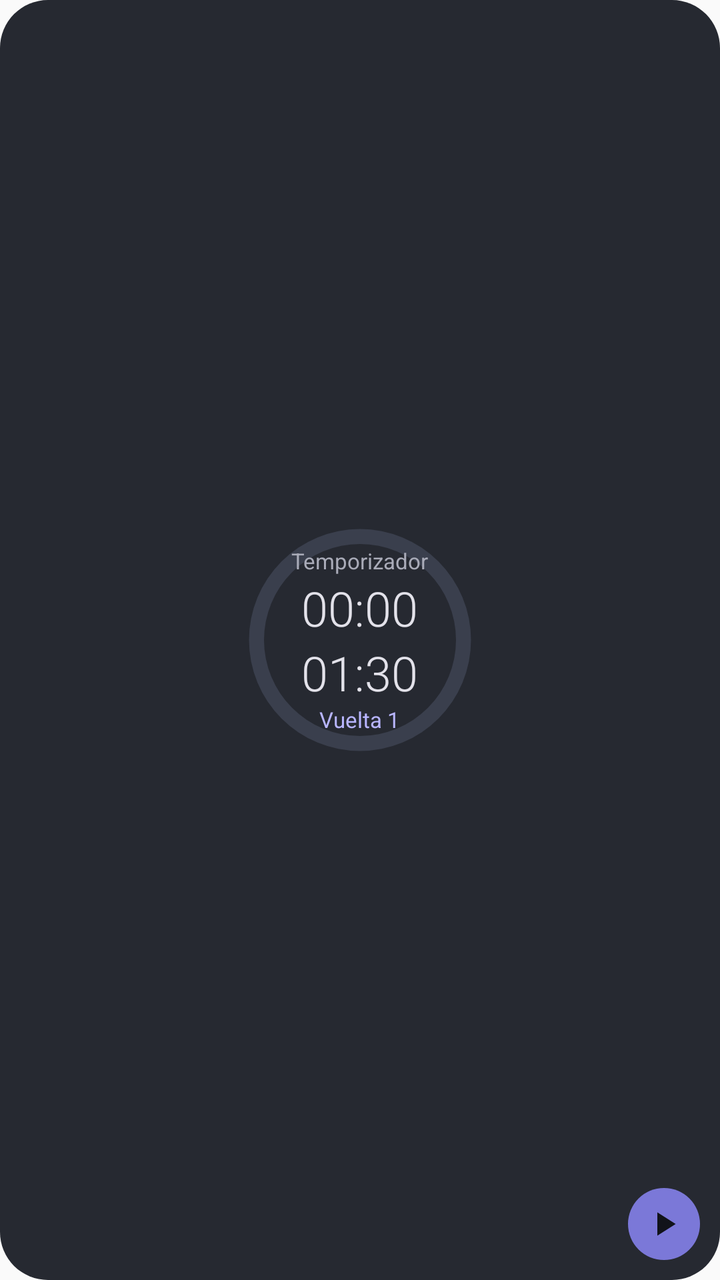
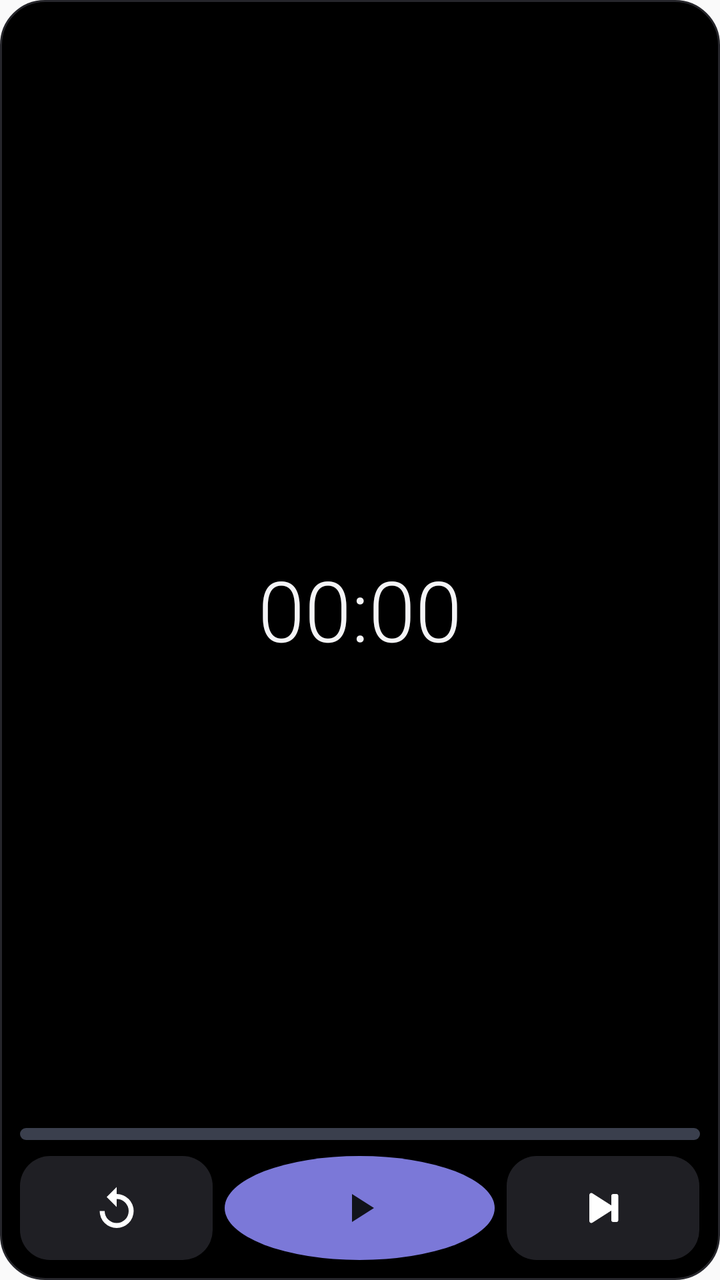

An Android layout rendered at two revisions. The XML below is the earlier revision; the diff shows what the commit changed to produce the second picture.
<!-- AndroidManifest.xml: application theme AppTheme -->
<!-- res/layout/widget_timer.xml -->
<?xml version="1.0" encoding="utf-8"?>
<FrameLayout xmlns:android="http://schemas.android.com/apk/res/android"
    android:id="@+id/w_root"
    android:layout_width="match_parent"
    android:layout_height="match_parent"
    android:background="@drawable/widget_bg"
    android:padding="10dp">

    <ProgressBar
        android:id="@+id/w_ring"
        style="?android:attr/progressBarStyleHorizontal"
        android:layout_width="120dp"
        android:layout_height="120dp"
        android:layout_gravity="center"
        android:max="100"
        android:progress="0"
        android:progressDrawable="@drawable/widget_ring"/>

    <LinearLayout
        android:layout_width="match_parent"
        android:layout_height="wrap_content"
        android:layout_gravity="center"
        android:gravity="center"
        android:orientation="vertical">

        <TextView
            android:id="@+id/w_name"
            android:layout_width="wrap_content"
            android:layout_height="wrap_content"
            android:maxLines="1"
            android:ellipsize="end"
            android:textColor="#A9ABB8"
            android:textSize="11sp"
            android:text="Temporizador"/>

        <Chronometer
            android:id="@+id/w_chrono"
            android:layout_width="wrap_content"
            android:layout_height="wrap_content"
            android:countDown="true"
            android:textColor="#E3E2EA"
            android:textSize="24sp"
            android:fontFamily="sans-serif-light"/>

        <TextView
            android:id="@+id/w_static"
            android:layout_width="wrap_content"
            android:layout_height="wrap_content"
            android:textColor="#E3E2EA"
            android:textSize="24sp"
            android:fontFamily="sans-serif-light"
            android:text="01:30"/>

        <TextView
            android:id="@+id/w_lap"
            android:layout_width="wrap_content"
            android:layout_height="wrap_content"
            android:textColor="#B8B5FF"
            android:textSize="11sp"
            android:text="Vuelta 1"/>
    </LinearLayout>

    <ImageView
        android:id="@+id/w_play"
        android:layout_width="36dp"
        android:layout_height="36dp"
        android:layout_gravity="bottom|end"
        android:background="@drawable/widget_btn"
        android:padding="8dp"
        android:contentDescription="Iniciar o pausar"
        android:src="@drawable/ic_w_play"/>
</FrameLayout>
<!-- resources referenced by this layout -->
<resources>
  <!-- drawable ic_w_play (drawable) -->
  <?xml version="1.0" encoding="utf-8"?>
  <vector xmlns:android="http://schemas.android.com/apk/res/android" android:width="24dp" android:height="24dp" android:viewportWidth="24" android:viewportHeight="24">
      <path android:fillColor="#11131A" android:pathData="M8,5v14l11,-7z"/>
  </vector>
  <!-- drawable widget_bg (drawable) -->
  <?xml version="1.0" encoding="utf-8"?>
  <shape xmlns:android="http://schemas.android.com/apk/res/android" android:shape="rectangle">
      <solid android:color="#F21B1E26"/>
      <corners android:radius="24dp"/>
  </shape>
  <!-- drawable widget_btn (drawable) -->
  <?xml version="1.0" encoding="utf-8"?>
  <shape xmlns:android="http://schemas.android.com/apk/res/android" android:shape="oval">
      <solid android:color="#7B78D8"/>
  </shape>
  <!-- drawable widget_ring (drawable) -->
  <?xml version="1.0" encoding="utf-8"?>
  <layer-list xmlns:android="http://schemas.android.com/apk/res/android">
      <item android:id="@android:id/background">
          <shape android:shape="ring" android:innerRadiusRatio="2.5" android:thicknessRatio="16" android:useLevel="false">
              <solid android:color="#3A3F4D"/>
          </shape>
      </item>
      <item android:id="@android:id/progress">
          <shape android:shape="ring" android:innerRadiusRatio="2.5" android:thicknessRatio="16" android:useLevel="true">
              <solid android:color="#B8B5FF"/>
          </shape>
      </item>
  </layer-list>
  <style name="AppTheme" parent="Theme.AppCompat.Light.DarkActionBar">
          
          <item name="colorPrimary">@color/colorPrimary</item>
          <item name="colorPrimaryDark">@color/colorPrimaryDark</item>
          <item name="colorAccent">@color/colorAccent</item>
      </style>
  <color name="colorPrimary">#5E43C3</color>
  <color name="colorPrimaryDark">#11131A</color>
  <color name="colorAccent">#7B78D8</color>
</resources>

<!-- the commit's change to res/layout/widget_timer.xml (unified diff, before → after) -->
@@ -1,72 +1,25 @@
 <?xml version="1.0" encoding="utf-8"?>
-<FrameLayout xmlns:android="http://schemas.android.com/apk/res/android"
+<LinearLayout xmlns:android="http://schemas.android.com/apk/res/android"
     android:id="@+id/w_root"
     android:layout_width="match_parent"
     android:layout_height="match_parent"
     android:background="@drawable/widget_bg"
+    android:orientation="vertical"
     android:padding="10dp">
 
-    <ProgressBar
-        android:id="@+id/w_ring"
-        style="?android:attr/progressBarStyleHorizontal"
-        android:layout_width="120dp"
-        android:layout_height="120dp"
-        android:layout_gravity="center"
-        android:max="100"
-        android:progress="0"
-        android:progressDrawable="@drawable/widget_ring"/>
+    <TextView android:id="@+id/w_name" android:layout_width="match_parent" android:layout_height="wrap_content" android:ellipsize="end" android:gravity="center" android:maxLines="1" android:textColor="#F4F4F6" android:textSize="14sp" />
+    <TextView android:id="@+id/w_lap" android:layout_width="match_parent" android:layout_height="wrap_content" android:ellipsize="end" android:gravity="center" android:maxLines="1" android:textColor="#C6C4F4" android:textSize="12sp" />
 
-    <LinearLayout
-        android:layout_width="match_parent"
-        android:layout_height="wrap_content"
-        android:layout_gravity="center"
-        android:gravity="center"
-        android:orientation="vertical">
+    <FrameLayout android:layout_width="match_parent" android:layout_height="0dp" android:layout_weight="1">
+        <Chronometer android:id="@+id/w_chrono" android:layout_width="match_parent" android:layout_height="match_parent" android:fontFamily="sans-serif-light" android:gravity="center" android:textColor="#F4F4F6" android:textSize="42sp" />
+        <TextView android:id="@+id/w_static" android:layout_width="match_parent" android:layout_height="match_parent" android:fontFamily="sans-serif-light" android:gravity="center" android:maxLines="1" android:textColor="#F4F4F6" android:textSize="42sp" />
+    </FrameLayout>
 
-        <TextView
-            android:id="@+id/w_name"
-            android:layout_width="wrap_content"
-            android:layout_height="wrap_content"
-            android:maxLines="1"
-            android:ellipsize="end"
-            android:textColor="#A9ABB8"
-            android:textSize="11sp"
-            android:text="Temporizador"/>
+    <ProgressBar android:id="@+id/w_ring" style="?android:attr/progressBarStyleHorizontal" android:layout_width="match_parent" android:layout_height="6dp" android:layout_marginBottom="8dp" android:max="100" android:progressDrawable="@drawable/widget_bar" />
 
-        <Chronometer
-            android:id="@+id/w_chrono"
-            android:layout_width="wrap_content"
-            android:layout_height="wrap_content"
-            android:countDown="true"
-            android:textColor="#E3E2EA"
-            android:textSize="24sp"
-            android:fontFamily="sans-serif-light"/>
-
-        <TextView
-            android:id="@+id/w_static"
-            android:layout_width="wrap_content"
-            android:layout_height="wrap_content"
-            android:textColor="#E3E2EA"
-            android:textSize="24sp"
-            android:fontFamily="sans-serif-light"
-            android:text="01:30"/>
-
-        <TextView
-            android:id="@+id/w_lap"
-            android:layout_width="wrap_content"
-            android:layout_height="wrap_content"
-            android:textColor="#B8B5FF"
-            android:textSize="11sp"
-            android:text="Vuelta 1"/>
+    <LinearLayout android:id="@+id/w_btns" android:layout_width="match_parent" android:layout_height="52dp" android:orientation="horizontal">
+        <ImageView android:id="@+id/w_reset" android:layout_width="0dp" android:layout_height="match_parent" android:layout_marginEnd="6dp" android:layout_weight="1" android:background="@drawable/widget_pill" android:contentDescription="Reiniciar" android:padding="10dp" android:scaleType="centerInside" android:src="@drawable/ic_w_reset" />
+        <ImageView android:id="@+id/w_play" android:layout_width="0dp" android:layout_height="match_parent" android:layout_marginEnd="6dp" android:layout_weight="1.4" android:background="@drawable/widget_btn" android:contentDescription="Pausar o reanudar" android:padding="10dp" android:scaleType="centerInside" android:src="@drawable/ic_w_play" />
+        <ImageView android:id="@+id/w_skip" android:layout_width="0dp" android:layout_height="match_parent" android:layout_weight="1" android:background="@drawable/widget_pill" android:contentDescription="Saltar vuelta" android:padding="10dp" android:scaleType="centerInside" android:src="@drawable/ic_w_skip" />
     </LinearLayout>
-
-    <ImageView
-        android:id="@+id/w_play"
-        android:layout_width="36dp"
-        android:layout_height="36dp"
-        android:layout_gravity="bottom|end"
-        android:background="@drawable/widget_btn"
-        android:padding="8dp"
-        android:contentDescription="Iniciar o pausar"
-        android:src="@drawable/ic_w_play"/>
-</FrameLayout>
+</LinearLayout>
<!-- resource entries referenced after the edit -->
@@ -5,31 +5,38 @@
   <vector xmlns:android="http://schemas.android.com/apk/res/android" android:width="24dp" android:height="24dp" android:viewportWidth="24" android:viewportHeight="24">
       <path android:fillColor="#11131A" android:pathData="M8,5v14l11,-7z"/>
   </vector>
+  <!-- drawable ic_w_reset (drawable) -->
+  <vector xmlns:android="http://schemas.android.com/apk/res/android" android:width="24dp" android:height="24dp" android:viewportWidth="24" android:viewportHeight="24"><path android:fillColor="#FFFFFFFF" android:pathData="M12,5V1.5L7,6.5l5,5V7.5a6,6 0,1 1,-6,6H3.5A8.5,8.5 0,1 0,12,5z"/></vector>
+  <!-- drawable ic_w_skip (drawable) -->
+  <vector xmlns:android="http://schemas.android.com/apk/res/android" android:width="24dp" android:height="24dp" android:viewportWidth="24" android:viewportHeight="24"><path android:fillColor="#FFFFFFFF" android:pathData="M5,5.5v13a1,1 0,0 0,1.55,.83L16,13.3V18a1,1 0,0 0,1,1h1.5a1,1 0,0 0,1,-1V6a1,1 0,0 0,-1,-1H17a1,1 0,0 0,-1,1v4.7L6.55,4.67A1,1 0,0 0,5,5.5z"/></vector>
+  <!-- drawable widget_bar (drawable) -->
+  <?xml version="1.0" encoding="utf-8"?>
+  <layer-list xmlns:android="http://schemas.android.com/apk/res/android">
+      <item android:id="@android:id/background">
+          <shape android:shape="rectangle"><corners android:radius="4dp"/><solid android:color="#3A3F4D"/></shape>
+      </item>
+      <item android:id="@android:id/progress">
+          <clip><shape android:shape="rectangle"><corners android:radius="4dp"/><solid android:color="#B8B5FF"/></shape></clip>
+      </item>
+  </layer-list>
   <!-- drawable widget_bg (drawable) -->
   <?xml version="1.0" encoding="utf-8"?>
   <shape xmlns:android="http://schemas.android.com/apk/res/android" android:shape="rectangle">
-      <solid android:color="#F21B1E26"/>
-      <corners android:radius="24dp"/>
+      <solid android:color="#000000"/>
+      <stroke android:width="1dp" android:color="#26262B"/>
+      <corners android:radius="22dp"/>
   </shape>
   <!-- drawable widget_btn (drawable) -->
   <?xml version="1.0" encoding="utf-8"?>
   <shape xmlns:android="http://schemas.android.com/apk/res/android" android:shape="oval">
       <solid android:color="#7B78D8"/>
   </shape>
-  <!-- drawable widget_ring (drawable) -->
+  <!-- drawable widget_pill (drawable) -->
   <?xml version="1.0" encoding="utf-8"?>
-  <layer-list xmlns:android="http://schemas.android.com/apk/res/android">
-      <item android:id="@android:id/background">
-          <shape android:shape="ring" android:innerRadiusRatio="2.5" android:thicknessRatio="16" android:useLevel="false">
-              <solid android:color="#3A3F4D"/>
-          </shape>
-      </item>
-      <item android:id="@android:id/progress">
-          <shape android:shape="ring" android:innerRadiusRatio="2.5" android:thicknessRatio="16" android:useLevel="true">
-              <solid android:color="#B8B5FF"/>
-          </shape>
-      </item>
-  </layer-list>
+  <shape xmlns:android="http://schemas.android.com/apk/res/android" android:shape="rectangle">
+      <solid android:color="#1F1F24"/>
+      <corners android:radius="15dp"/>
+  </shape>
   <style name="AppTheme" parent="Theme.AppCompat.Light.DarkActionBar">
           
           <item name="colorPrimary">@color/colorPrimary</item>
@@ -37,7 +44,7 @@
           <item name="colorAccent">@color/colorAccent</item>
       </style>
   <color name="colorPrimary">#5E43C3</color>
-  <color name="colorPrimaryDark">#11131A</color>
+  <color name="colorPrimaryDark">#000000</color>
   <color name="colorAccent">#7B78D8</color>
 </resources>
 
